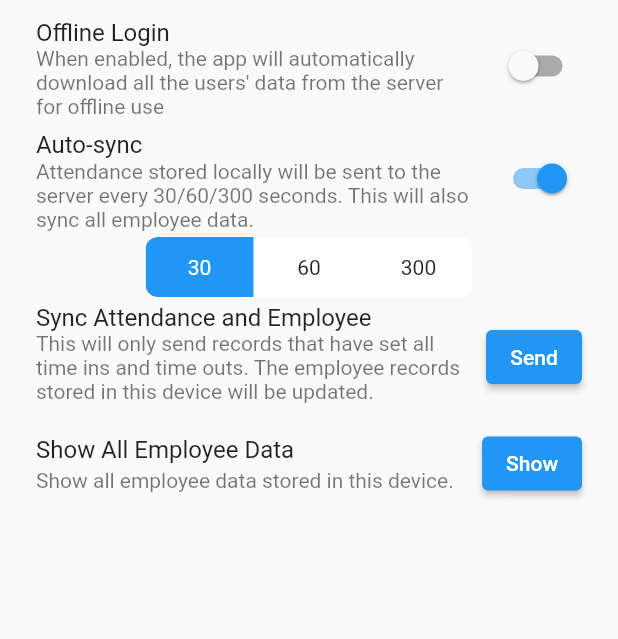
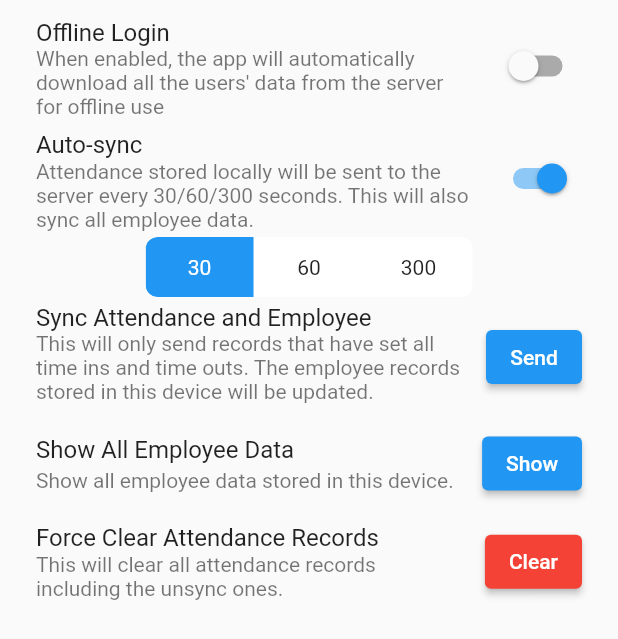
Before and after one commit to JohnEsleyer/Employee-Scan, a Flutter app: the SettingsScreen screen opened by its route, after a tap on "Offline Login", on a phone screen of 412 x 824 dp. Shown: the top 639 px of the screen. Run offline on Flutter 3.47's test engine with Material 2 defaults, Android fonts, the phone set to English and light mode, and no system bars; drawn by our look-alikes of toggle_switch; our stand-ins replace connectivity, shared_preferences, sqflite; missing offline and left inert: bcrypt, qr_code_scanner; accounts and stored records are empty.

Commit message:
ADD: added button in settings to forcibly clear all attendance records including unsync ones

```diff
--- a/lib/screens/SettingsScreen.dart
+++ b/lib/screens/SettingsScreen.dart
@@ -15,13 +15,14 @@ class SettingsScreen extends StatefulWidget {
 }
 
 class _SettingsScreenState extends State<SettingsScreen> {
-  late bool _offline_login;
-  late bool _auto_sync;
+  late bool _offlineLogin;
+  late bool _autoSync;
   late int _seconds;
   bool _syncLoading = false;
+  bool _clearLoading = false;
   late SharedPreferences _prefs;
 
-  late DatabaseProvider db_provider;
+  late DatabaseProvider dbProvider;
 
   @override
   void initState() {
@@ -32,8 +33,8 @@ class _SettingsScreenState extends State<SettingsScreen> {
   Future<void> _loadSettings() async {
     _prefs = await SharedPreferences.getInstance();
     setState(() {
-      _offline_login = _prefs.getBool('offline_login') ?? false;
-      _auto_sync = _prefs.getBool('auto_sync') ?? true;
+      _offlineLogin = _prefs.getBool('offline_login') ?? false;
+      _autoSync = _prefs.getBool('auto_sync') ?? true;
       _seconds = _prefs.getInt('seconds') ?? 0;
       // Initialize other settings here
       // ...
@@ -41,8 +42,8 @@ class _SettingsScreenState extends State<SettingsScreen> {
   }
 
   Future<void> _saveSettings() async {
-    await _prefs.setBool('offline_login', _offline_login);
-    await _prefs.setBool('auto_sync', _auto_sync);
+    await _prefs.setBool('offline_login', _offlineLogin);
+    await _prefs.setBool('auto_sync', _autoSync);
     await _prefs.setInt('seconds', _seconds);
     // put all future settings here
     // ...
@@ -65,7 +66,7 @@ class _SettingsScreenState extends State<SettingsScreen> {
       for (int i = 0; i < data.length; i++) {
         try {
           // Insert data into the database
-          db_provider.insertUser(data[i]['id'], data[i]['first_name'],
+          dbProvider.insertUser(data[i]['id'], data[i]['first_name'],
               data[i]['last_name'], data[i]['username'], data[i]['password']);
         } catch (error) {
           print('Error: Error at inserting user ($error)');
@@ -78,7 +79,7 @@ class _SettingsScreenState extends State<SettingsScreen> {
 
   @override
   Widget build(BuildContext context) {
-    db_provider = Provider.of<DatabaseProvider>(context);
+    dbProvider = Provider.of<DatabaseProvider>(context);
 
     List<String> durations = [
       '30',
@@ -92,18 +93,18 @@ class _SettingsScreenState extends State<SettingsScreen> {
           child: ListView(
             children: [
               SwitchListTile(
-                title: Text("Offline Login"),
-                value: _offline_login,
+                title: const Text("Offline Login"),
+                value: _offlineLogin,
                 onChanged: (value) async {
                   ScaffoldMessenger.of(context).clearSnackBars();
                   setState(() {
-                    _offline_login = value;
+                    _offlineLogin = value;
                   });
                   _saveSettings();
 
                   if (value == true) {
                     ScaffoldMessenger.of(context).showSnackBar(
-                      SnackBar(
+                      const SnackBar(
                         content:
                             Text('Downloading all users from the server...'),
                         showCloseIcon: false,
@@ -111,8 +112,9 @@ class _SettingsScreenState extends State<SettingsScreen> {
                     );
 
                     await fetchUsers();
+                    // ignore: use_build_context_synchronously
                     ScaffoldMessenger.of(context).showSnackBar(
-                      SnackBar(
+                      const SnackBar(
                         content:
                             Text('All users\' data downloaded successfully.'),
                         showCloseIcon: false,
@@ -120,28 +122,28 @@ class _SettingsScreenState extends State<SettingsScreen> {
                     );
                   }
                 },
-                subtitle: Text(
+                subtitle: const Text(
                     'When enabled, the app will automatically download all the users\' data from the server for offline use'),
               ),
               SwitchListTile(
-                title: Text("Auto-sync"),
-                value: _auto_sync,
+                title: const Text("Auto-sync"),
+                value: _autoSync,
                 onChanged: (value) async {
                   ScaffoldMessenger.of(context).clearSnackBars();
                   setState(() {
-                    _auto_sync = value;
+                    _autoSync = value;
                   });
                   _saveSettings();
 
                   ScaffoldMessenger.of(context).showSnackBar(
-                    SnackBar(
+                    const SnackBar(
                       content: Text(
                           'This toggle requires restarting the app to take effect.'),
                       showCloseIcon: false,
                     ),
                   );
                 },
-                subtitle: Text(
+                subtitle: const Text(
                     'Attendance stored locally will be sent to the server every 30/60/300 seconds. This will also sync all employee data.'),
               ),
               Center(
@@ -171,8 +173,8 @@ class _SettingsScreenState extends State<SettingsScreen> {
                 ),
               ),
               ListTile(
-                title: Text('Sync Attendance and Employee'),
-                subtitle: Text(
+                title: const Text('Sync Attendance and Employee'),
+                subtitle: const Text(
                     'This will only send records that have set all time ins and time outs. The employee records stored in this device will be updated.'),
                 trailing: !_syncLoading
                     ? ElevatedButton(
@@ -181,9 +183,10 @@ class _SettingsScreenState extends State<SettingsScreen> {
                           setState(() {
                             _syncLoading = true;
                           });
-                          await db_provider.sync();
+                          await dbProvider.sync();
+                          // ignore: use_build_context_synchronously
                           ScaffoldMessenger.of(context).showSnackBar(
-                            SnackBar(
+                            const SnackBar(
                               content: Text('Sync Successful'),
                               showCloseIcon: false,
                             ),
@@ -193,18 +196,44 @@ class _SettingsScreenState extends State<SettingsScreen> {
                           });
                         },
                       )
-                    : CircularProgressIndicator(),
+                    : const CircularProgressIndicator(),
               ),
               ListTile(
-                title: Text('Show All Employee Data'),
-                subtitle: Text('Show all employee data stored in this device.'),
+                title: const Text('Show All Employee Data'),
+                subtitle:
+                    const Text('Show all employee data stored in this device.'),
                 trailing: ElevatedButton(
-                    child: Text('Show'),
+                    child: const Text('Show'),
                     onPressed: () {
                       Navigator.of(context).push(MaterialPageRoute(
                         builder: (context) => ShowEmployeeScreen(),
                       ));
                     }),
+              ),
+              ListTile(
+                title: const Text('Force Clear Attendance Records'),
+                subtitle: const Text(
+                    'This will clear all attendance records including the unsync ones.'),
+                trailing: !_clearLoading
+                    ? ElevatedButton(
+                        style: const ButtonStyle(
+                          backgroundColor: MaterialStatePropertyAll(Colors.red),
+                        ),
+                        child: const Text('Clear'),
+                        onPressed: () async {
+                          setState(() {
+                            _clearLoading = true;
+                          });
+
+                          dbProvider.clearAllAttendance();
+
+                          await Future.delayed(Duration(seconds: 1), () {});
+
+                          setState(() {
+                            _clearLoading = false;
+                          });
+                        })
+                    : const CircularProgressIndicator(),
               ),
             ],
           ),
```
